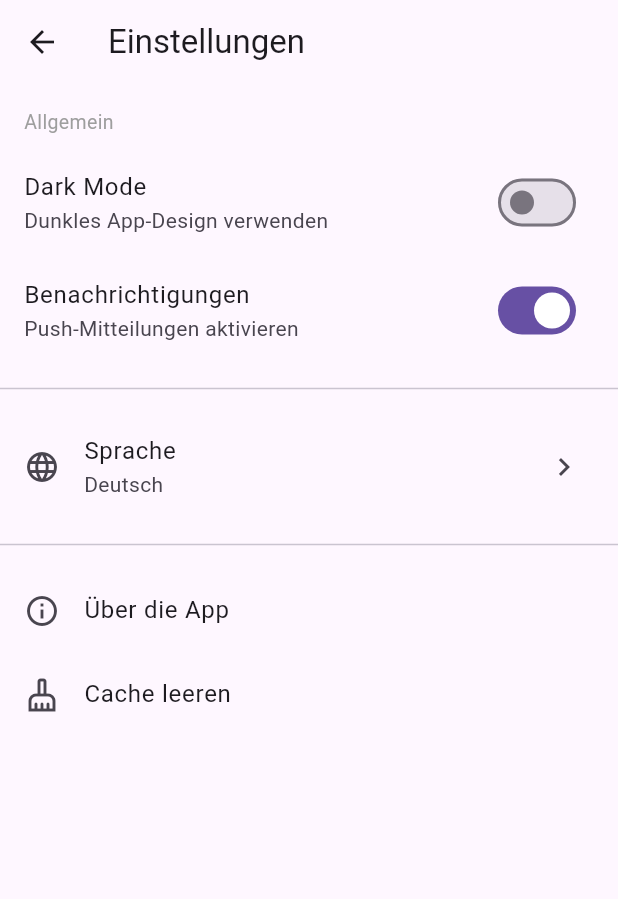
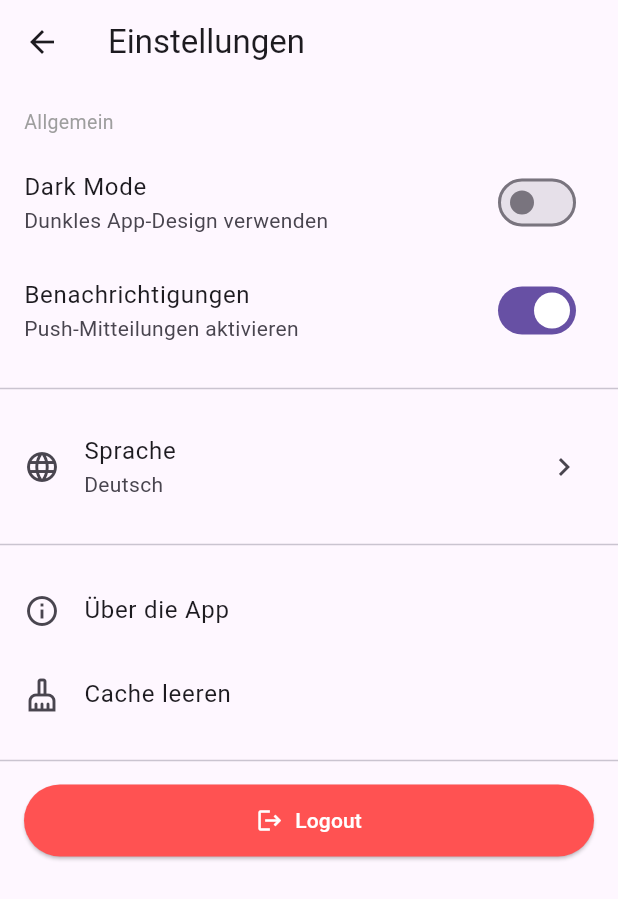
Before and after one commit to metaMORZ-create/Butterfly-App, a Flutter app: the SettingsPage screen opened directly, on a phone screen of 412 x 824 dp. Shown: the top 899 px of the screen. Run offline on Flutter 3.47's test engine with Material 3 defaults, Android fonts, the phone set to English and light mode, and no system bars; our stand-ins replace google_nav_bar, image_picker, shared_preferences; accounts and stored records are empty.

Commit message:
Logout Button

```diff
--- a/lib/pages/settings_page.dart
+++ b/lib/pages/settings_page.dart
@@ -1,4 +1,6 @@
 import 'package:flutter/material.dart';
+import 'package:butterfly_app/services/login_register_service.dart';
+import 'package:butterfly_app/pages/intro_page.dart';
 
 class SettingsPage extends StatefulWidget {
   const SettingsPage({super.key});
@@ -64,18 +66,18 @@ class _SettingsPageState extends State<SettingsPage> {
             onTap: () {
               showAboutDialog(
                 context: context,
-                applicationName: 'MapMates',
+                applicationName: 'Butterfly App',
                 applicationVersion: '1.0.0',
                 applicationIcon: const FlutterLogo(),
                 children: const [
                   SizedBox(height: 8),
-                  Text('Eine kleine App, die besuchte Orte bunt markiert.'),
+                  Text('Eine kleine App, die Schmetterlinge entdecken lässt.'),
                 ],
               );
             },
           ),
 
-          // Platzhalter-Aktion (z. B. Cache leeren)
+          // Cache leeren
           ListTile(
             leading: const Icon(Icons.cleaning_services_outlined),
             title: const Text('Cache leeren'),
@@ -85,6 +87,24 @@ class _SettingsPageState extends State<SettingsPage> {
               );
             },
           ),
+
+          const Divider(height: 32),
+
+          // Logout Button
+          Padding(
+            padding: const EdgeInsets.symmetric(horizontal: 16),
+            child: ElevatedButton.icon(
+              icon: const Icon(Icons.logout),
+              label: const Text('Logout'),
+              style: ElevatedButton.styleFrom(
+                backgroundColor: Colors.redAccent,
+                foregroundColor: Colors.white,
+                padding: const EdgeInsets.symmetric(vertical: 14),
+              ),
+              onPressed: _logout,
+            ),
+          ),
+          const SizedBox(height: 24),
         ],
       ),
     );
@@ -119,4 +139,23 @@ class _SettingsPageState extends State<SettingsPage> {
       setState(() => language = selected);
     }
   }
+
+  Future<void> _logout() async {
+    final success = await LoginRegisterService.logout();
+
+    if (mounted) {
+      if (success) {
+        // Zur IntroPage zurückkehren und Navigation-Stack leeren
+        Navigator.pushAndRemoveUntil(
+          context,
+          MaterialPageRoute(builder: (_) => const IntroPage()),
+          (route) => false,
+        );
+      } else {
+        ScaffoldMessenger.of(context).showSnackBar(
+          const SnackBar(content: Text('Logout fehlgeschlagen')),
+        );
+      }
+    }
+  }
 }
--- a/lib/services/login_register_service.dart
+++ b/lib/services/login_register_service.dart
@@ -6,8 +6,7 @@ import "package:http/http.dart" as http;
 class LoginRegisterService {
   // Login Verifizierung
   static Future<bool> login(String username, String password) async {
-    const url =
-        "https://web-production-97da3.up.railway.app/users/login";
+    const url = "https://web-production-97da3.up.railway.app/users/login";
 
     try {
       final response = await http.post(
@@ -28,7 +27,6 @@ class LoginRegisterService {
         await prefs.setString('username', username);
         await prefs.setInt('user_id', userId);
 
-
         return true;
       } else {
         debugPrint("Login Fehlgeschlagen");
@@ -46,8 +44,7 @@ class LoginRegisterService {
     String username,
     String password,
   ) async {
-    const url =
-        "https://web-production-97da3.up.railway.app/users/register";
+    const url = "https://web-production-97da3.up.railway.app/users/register";
 
     try {
       final response = await http.post(
@@ -84,11 +81,14 @@ class LoginRegisterService {
     }
   }
 
-  Future<void> logout() async {
-    // Standort-Tracking & Polygon-Update stoppen
-
-    // SharedPreferences leeren
-    final prefs = await SharedPreferences.getInstance();
-    await prefs.clear();
+  static Future<bool> logout() async {
+    try {
+      final prefs = await SharedPreferences.getInstance();
+      await prefs.clear();
+      return true;
+    } catch (e) {
+      print("Logout fehlgeschlagen: $e");
+      return false;
+    }
   }
 }
```
